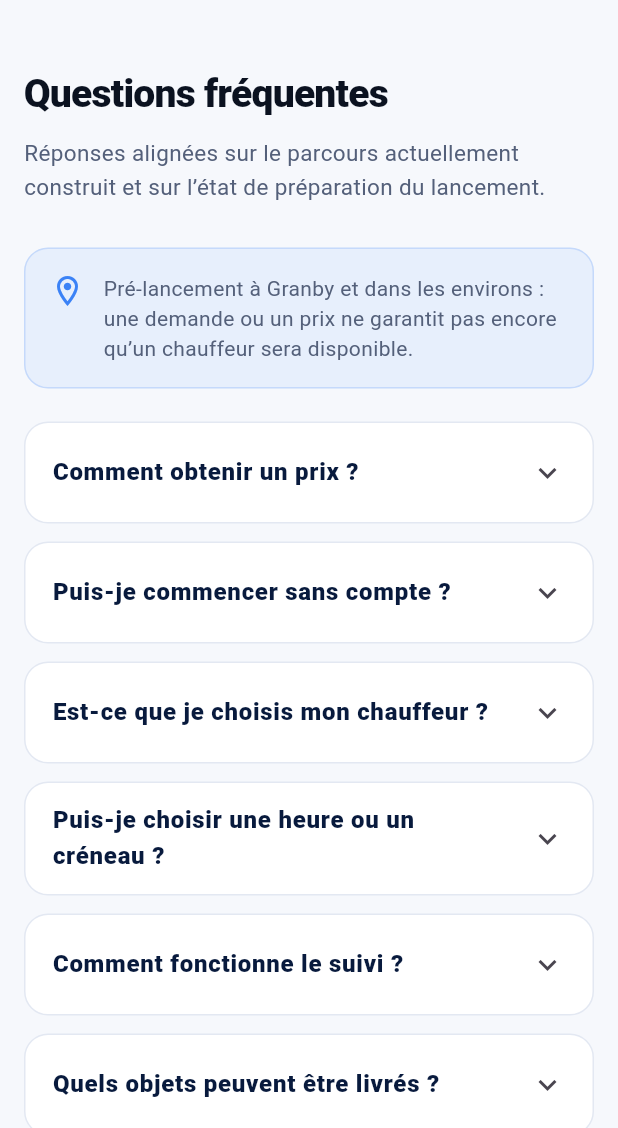
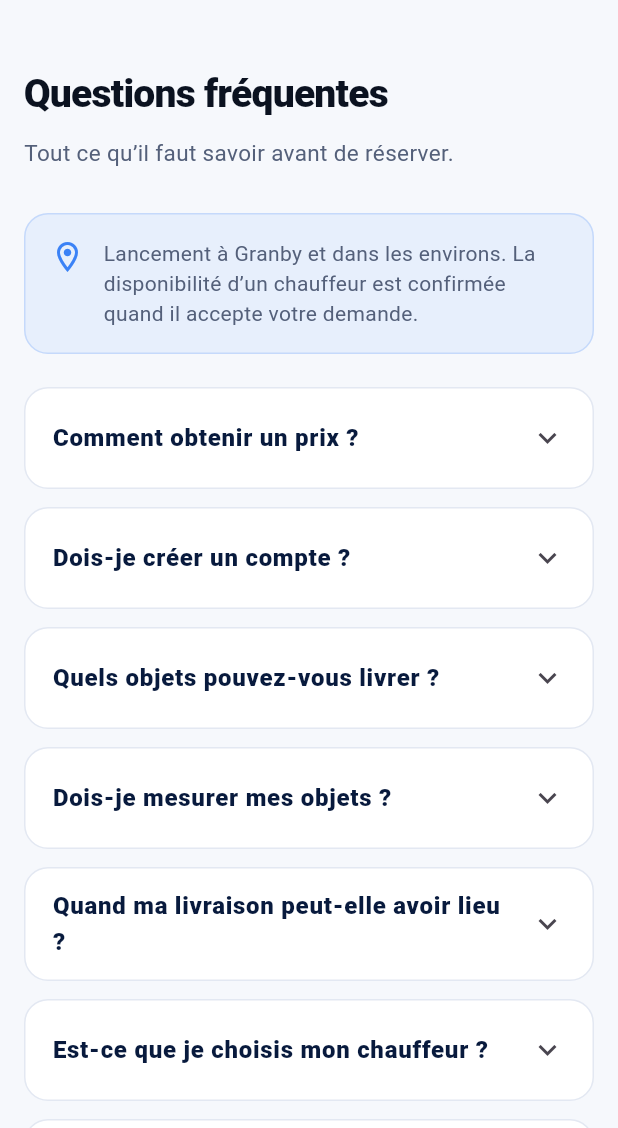
Before and after one commit to Solexiai/mecano-mobile, a Flutter app: the FaqScreen screen opened by its route, on a phone screen of 412 x 824 dp, the part 108-1236 px from its top. Run offline on Flutter 3.47's test engine with Material 3 defaults, Android fonts, the phone set to English and light mode, and no system bars; our stand-ins replace cloud_firestore, cloud_functions, firebase_auth, firebase_core, firebase_messaging, firebase_storage and 8 more; missing offline and left inert: dart:js_interop; accounts and stored records are empty.

Commit message:
FAQ : réponses fidèles au vrai fonctionnement (14 questions)
- Prix par photo + IA, compte demandé pour le prix, brouillon 24 h.
- Objets : les vrais types et « Autre objet » ; exclusions inchangées.
- Nouveau : pas de mesures (le chauffeur confirme sur photos), quand
  (« Dès que possible » ou créneaux réglés dans l'admin), prix figé et
  supplément mauvais temps (#88), si aucun chauffeur n'accepte,
  devenir chauffeur.
- Paiement (enregistrée, réservée, débitée à la livraison), annulation
  (gratuite / 30 $), suivi, chauffeurs vérifiés, zone Granby.
- Retiré : textes internes (politique « non approuvée », paiement « en
  validation », validation GPS). FR/EN/ES.

Co-Authored-By: Claude Opus 5.5 <noreply@anthropic.com>
Claude-Session: https://claude.ai/code/session_01QQ4Xom536yxRZekmaeZQjs

```diff
--- a/lib/screens/info/faq_screen.dart
+++ b/lib/screens/info/faq_screen.dart
@@ -20,6 +20,12 @@ class FaqScreen extends StatelessWidget {
   Widget build(BuildContext context) {
     context.watch<LocaleProvider>();
 
+    // Answers match what the product does on 2026-10-26: photo + AI (#73),
+    // 20 item types (#79), driver confirms the load, hours and days set in
+    // the admin (#85), difficult-conditions supplement (#88), card saved,
+    // held at acceptance, charged at delivery, cancellation fees
+    // (missionFees.ts). No hours, days or zone radius are hard-coded here
+    // because the admin can change them.
     final items = <(String, String)>[
       (
         tr(
@@ -28,21 +34,57 @@ class FaqScreen extends StatelessWidget {
           '¿Cómo obtengo un precio?',
         ),
         tr(
-          'Décrivez vos objets, leurs dimensions et leur poids, puis sélectionnez les adresses et l’aide nécessaire. Movi‑K vérifie les catégories de véhicule compatibles et calcule le prix officiel après connexion. Vous consultez ce prix et sa ventilation avant confirmation. Les renseignements incomplets peuvent nécessiter une vérification.',
-          'Describe your items, dimensions and weight, then select addresses and required assistance. Movi‑K checks compatible vehicle categories and calculates the official price after sign-in. You review the price and breakdown before confirming. Incomplete details may require a review.',
-          'Describe los objetos, sus dimensiones y peso, y selecciona las direcciones y la ayuda necesaria. Movi‑K verifica las categorías de vehículo compatibles y calcula el precio oficial tras iniciar sesión. Revisas el precio y el desglose antes de confirmar. Los datos incompletos pueden requerir revisión.',
+          'Prenez une photo de vos objets : on les reconnaît pour vous. Ajoutez les adresses de ramassage et de livraison, le moment voulu et l’aide nécessaire. Le prix exact s’affiche, taxes et détail inclus, avant que vous confirmiez.',
+          'Snap a photo of your items and we recognize them for you. Add the pickup and delivery addresses, the time you want and the help you need. The exact price is shown, taxes and breakdown included, before you confirm.',
+          'Toma una foto de tus objetos y los reconocemos por ti. Añade las direcciones de recogida y entrega, el momento deseado y la ayuda necesaria. El precio exacto se muestra, con impuestos y desglose, antes de confirmar.',
         ),
       ),
       (
         tr(
-          'Puis-je commencer sans compte ?',
-          'Can I start without an account?',
-          '¿Puedo empezar sin una cuenta?',
+          'Dois-je créer un compte ?',
+          'Do I need an account?',
+          '¿Necesito una cuenta?',
         ),
         tr(
-          'Oui. Vous pouvez préparer la demande avant de vous connecter. Une connexion est requise lorsque vous demandez le prix officiel. Les informations déjà saisies sont conservées localement pour reprendre le parcours après la connexion.',
-          'Yes. You can prepare the request before signing in. Sign-in is required when you request the official price. Information already entered is kept locally so you can resume after signing in.',
-          'Sí. Puedes preparar la solicitud antes de iniciar sesión. Debes iniciar sesión al solicitar el precio oficial. Los datos ya ingresados se conservan localmente para continuar después.',
+          'Vous pouvez commencer sans compte. La connexion est demandée pour obtenir votre prix et réserver. Ce que vous avez déjà rempli est gardé 24 heures.',
+          'You can start without an account. Sign-in is required to get your price and book. What you have already filled in is kept for 24 hours.',
+          'Puedes empezar sin cuenta. Se pide iniciar sesión para obtener tu precio y reservar. Lo que ya completaste se guarda 24 horas.',
+        ),
+      ),
+      (
+        tr(
+          'Quels objets pouvez-vous livrer ?',
+          'What items can you deliver?',
+          '¿Qué objetos pueden transportar?',
+        ),
+        tr(
+          'Meubles (divan, lit, commode, table…), électroménagers (réfrigérateur, laveuse, cuisinière…), téléviseurs, pneus, souffleuse ou tondeuse, meubles de patio et BBQ, vélos, boîtes et matériaux de construction. Votre objet n’est pas dans la liste ? Choisissez « Autre objet ». Les matières dangereuses, biens illégaux, animaux vivants et objets nécessitant un permis spécial sont exclus.',
+          'Furniture (sofa, bed, dresser, table…), appliances (refrigerator, washer, stove…), TVs, tires, snow blower or lawn mower, patio furniture and BBQ, bikes, boxes and construction materials. Item not in the list? Choose “Other item”. Hazardous materials, illegal goods, live animals and items requiring special permits are excluded.',
+          'Muebles (sofá, cama, cómoda, mesa…), electrodomésticos (refrigerador, lavadora, estufa…), televisores, neumáticos, quitanieves o cortacésped, muebles de patio y parrilla, bicicletas, cajas y materiales de construcción. ¿Tu objeto no está en la lista? Elige «Otro objeto». Se excluyen materiales peligrosos, bienes ilegales, animales vivos y objetos que requieren permisos especiales.',
+        ),
+      ),
+      (
+        tr(
+          'Dois-je mesurer mes objets ?',
+          'Do I need to measure my items?',
+          '¿Debo medir mis objetos?',
+        ),
+        tr(
+          'Non. Le chauffeur voit vos photos et confirme que tout entre dans son véhicule avant d’accepter votre demande.',
+          'No. The driver sees your photos and confirms everything fits in their vehicle before accepting your request.',
+          'No. El conductor ve tus fotos y confirma que todo cabe en su vehículo antes de aceptar tu solicitud.',
+        ),
+      ),
+      (
+        tr(
+          'Quand ma livraison peut-elle avoir lieu ?',
+          'When can my delivery happen?',
+          '¿Cuándo puede hacerse mi entrega?',
+        ),
+        tr(
+          'Choisissez « Dès que possible », ou un jour et une heure parmi les créneaux offerts, quelques jours à l’avance. L’heure est confirmée quand un chauffeur accepte votre demande.',
+          'Choose “As soon as possible”, or a day and a time among the slots offered, a few days ahead. The time is confirmed when a driver accepts your request.',
+          'Elige «Lo antes posible», o un día y una hora entre las franjas ofrecidas, con unos días de antelación. La hora se confirma cuando un conductor acepta tu solicitud.',
         ),
       ),
       (
@@ -52,89 +94,105 @@ class FaqScreen extends StatelessWidget {
           '¿Elijo al conductor?',
         ),
         tr(
-          'Non. Après confirmation d’une demande admissible, Movi‑K recherche un chauffeur disponible et admissible. L’attribution dépend de la disponibilité réelle et aucun chauffeur n’est garanti au moment du calcul du prix.',
-          'No. After an eligible request is confirmed, Movi‑K looks for an available, eligible driver. Assignment depends on actual availability and no driver is guaranteed when the price is calculated.',
-          'No. Después de confirmar una solicitud admisible, Movi‑K busca un conductor disponible y apto. La asignación depende de la disponibilidad real y ningún conductor está garantizado al calcular el precio.',
+          'Non. Votre demande est envoyée aux chauffeurs vérifiés de la région. Le premier qui accepte s’occupe de votre livraison.',
+          'No. Your request is sent to verified drivers in the area. The first one to accept handles your delivery.',
+          'No. Tu solicitud se envía a los conductores verificados de la zona. El primero que acepta se encarga de tu entrega.',
         ),
       ),
       (
         tr(
-          'Puis-je choisir une heure ou un créneau ?',
-          'Can I choose a time slot?',
-          '¿Puedo elegir una franja horaria?',
+          'Comment et quand vais-je payer ?',
+          'How and when do I pay?',
+          '¿Cómo y cuándo pago?',
         ),
         tr(
-          'Vous pouvez indiquer une date et une heure souhaitées dans votre demande. Ce souhait dépend de la disponibilité et de l’acceptation du chauffeur : il ne constitue pas un créneau confirmé.',
-          'You can enter a preferred date and time in your request. This preference depends on driver availability and acceptance; it is not a confirmed time slot.',
-          'Puedes indicar una fecha y una hora deseadas en tu solicitud. Dependen de la disponibilidad y aceptación del conductor; no constituyen un horario confirmado.',
+          'Par carte. Vous l’enregistrez en confirmant, sans être débité. Le montant est réservé quand un chauffeur accepte, puis débité à la livraison. Les paiements ouvriront au lancement du service à Granby.',
+          'By card. You save it when you confirm, without being charged. The amount is held when a driver accepts, then charged at delivery. Payments will open when the service launches in Granby.',
+          'Con tarjeta. La registras al confirmar, sin cobro. El importe se reserva cuando un conductor acepta y se cobra en la entrega. Los pagos se abrirán con el lanzamiento del servicio en Granby.',
         ),
       ),
       (
         tr(
-          'Comment fonctionne le suivi ?',
-          'How does tracking work?',
-          '¿Cómo funciona el seguimiento?',
+          'Le prix peut-il changer ?',
+          'Can the price change?',
+          '¿Puede cambiar el precio?',
         ),
         tr(
-          'Le client peut suivre les étapes de la mission dans son espace. Le suivi GPS en direct est conçu pour les phases actives de la livraison; sa validation sur appareils réels fait encore partie des vérifications de lancement. Le site ne promet donc pas une carte GPS pour chaque situation.',
-          'Customers can follow mission status in their account. Live GPS is designed for active delivery phases; real-device validation is still part of launch checks. The site therefore does not promise a live map in every situation.',
-          'El cliente puede seguir las etapas de la misión en su cuenta. El GPS en directo está diseñado para las fases activas; la validación en dispositivos reales sigue siendo parte de las pruebas de lanzamiento. Por eso no se promete un mapa en vivo en todas las situaciones.',
+          'Non, une fois que vous l’avez accepté. Par mauvais temps (tempête, verglas), un supplément peut s’ajouter au prix : il est indiqué, avec sa raison, avant que vous confirmiez.',
+          'No, once you have accepted it. In bad weather (storm, freezing rain), a supplement may be added to the price: it is shown, with its reason, before you confirm.',
+          'No, una vez que lo aceptas. Con mal tiempo (tormenta, hielo), puede añadirse un suplemento al precio: se indica, con su motivo, antes de confirmar.',
         ),
       ),
       (
         tr(
-          'Quels objets peuvent être livrés ?',
-          'What items can be delivered?',
-          '¿Qué objetos se pueden transportar?',
+          'Et si aucun chauffeur n’accepte ?',
+          'What if no driver accepts?',
+          '¿Y si ningún conductor acepta?',
         ),
         tr(
-          'Le formulaire propose notamment meubles, électroménagers, achats Marketplace, matériaux, boîtes, téléviseurs et petits déménagements, ainsi que d’autres catégories compatibles. Les matières dangereuses, biens illégaux, animaux vivants et objets nécessitant un permis spécial sont exclus.',
-          'The form includes furniture, appliances, Marketplace purchases, materials, boxes, large TVs and small moves, plus other compatible categories. Hazardous materials, illegal goods, live animals and items requiring special permits are excluded.',
-          'El formulario incluye muebles, electrodomésticos, compras Marketplace, materiales, cajas, televisores grandes y pequeñas mudanzas, además de otras categorías compatibles. Se excluyen materiales peligrosos, bienes ilegales, animales vivos y objetos que requieren permisos especiales.',
-        ),
-      ),
-      (
-        tr('Comment puis-je payer ?', 'How can I pay?', '¿Cómo puedo pagar?'),
-        tr(
-          'Les modalités de paiement en production sont encore en validation pour le lancement à Granby. Le parcours affichera le moyen de paiement réellement disponible lorsqu’il sera activé. Le site ne promet pas de paiement comptant ou Interac.',
-          'Production payment methods are still being validated for the Granby launch. The flow will show the payment method that is actually available once activated. The site does not promise cash or Interac.',
-          'Los métodos de pago en producción siguen en validación para el lanzamiento en Granby. El proceso mostrará el método realmente disponible cuando esté activado. El sitio no promete efectivo ni Interac.',
+          'Votre carte n’est pas débitée : le montant n’est réservé qu’au moment où un chauffeur accepte. Vous pouvez annuler votre demande sans frais.',
+          'Your card is not charged: the amount is only held when a driver accepts. You can cancel your request at no cost.',
+          'No se cobra tu tarjeta: el importe solo se reserva cuando un conductor acepta. Puedes cancelar tu solicitud sin costo.',
         ),
       ),
       (
         tr(
-          'Comment les chauffeurs sont-ils vérifiés?',
-          'How are drivers reviewed?',
-          '¿Cómo se revisan los conductores?',
+          'Puis-je annuler ?',
+          'Can I cancel?',
+          '¿Puedo cancelar?',
         ),
         tr(
-          'Le parcours chauffeur demande un profil, un véhicule et les documents requis, notamment permis, assurance et éléments de vérification. Le dossier doit être approuvé avant l’activation.',
-          'The driver flow requires a profile, vehicle and required documents, including licence, insurance and verification items. The application must be approved before activation.',
-          'El proceso del conductor requiere perfil, vehículo y documentos, incluidos licencia, seguro y elementos de verificación. El expediente debe aprobarse antes de activarse.',
+          'Oui, gratuitement avant qu’un chauffeur accepte, et aussi après si le ramassage est dans plus de 2 heures. Sinon, des frais de 30 \$ s’appliquent. Les mêmes frais s’appliquent si le chauffeur se déplace pour rien. Le montant est affiché avant que vous confirmiez.',
+          'Yes, free of charge before a driver accepts, and also afterwards if pickup is more than 2 hours away. Otherwise, a \$30 fee applies. The same fee applies if the driver makes a wasted trip. The amount is shown before you confirm.',
+          'Sí, gratis antes de que un conductor acepte, y también después si la recogida es en más de 2 horas. Si no, se aplica un cargo de 30 \$. El mismo cargo se aplica si el conductor se desplaza en vano. El importe se muestra antes de confirmar.',
         ),
       ),
       (
         tr(
-          'Quelles sont les règles d’annulation?',
-          'What are the cancellation rules?',
-          '¿Cuáles son las reglas de cancelación?',
+          'Comment suivre ma livraison ?',
+          'How do I follow my delivery?',
+          '¿Cómo sigo mi entrega?',
         ),
         tr(
-          'Les délais et frais commerciaux d’annulation ne sont pas encore approuvés pour publication. La page d’annulation indique donc actuellement que la politique est en révision plutôt que d’inventer un délai ou des frais.',
-          'Commercial cancellation windows and fees are not yet approved for publication. The cancellation page therefore states that the policy is under review rather than inventing a window or fee.',
-          'Los plazos y cargos comerciales de cancelación todavía no están aprobados para publicación. La página de cancelación indica que la política está en revisión en lugar de inventar un plazo o cargo.',
+          'Dans votre espace, vous voyez chaque étape, la position du chauffeur sur la carte pendant la livraison, puis les photos prises au ramassage et à la livraison.',
+          'In your account, you see each step, the driver’s position on the map during the delivery, then the photos taken at pickup and delivery.',
+          'En tu cuenta ves cada etapa, la ubicación del conductor en el mapa durante la entrega y luego las fotos tomadas al recoger y al entregar.',
         ),
       ),
       (
         tr(
-          'Où le service sera-t-il lancé?',
-          'Where will service launch?',
-          '¿Dónde se lanzará el servicio?',
+          'Comment les chauffeurs sont-ils vérifiés ?',
+          'How are drivers verified?',
+          '¿Cómo se verifican los conductores?',
         ),
         tr(
-          'Le lancement est prévu à Granby et dans les environs. La disponibilité dépendra des chauffeurs actifs, de leur rayon d’action et du véhicule requis.',
-          'The launch is planned for Granby and surrounding areas. Availability will depend on active drivers, their service areas and the required vehicle.',
-          'El lanzamiento está previsto en Granby y alrededores. La disponibilidad dependerá de los conductores activos, sus zonas de servicio y el vehículo necesario.',
+          'Chaque chauffeur fournit son permis de conduire, son assurance et les informations de son véhicule. L’équipe Movi‑K approuve son dossier avant qu’il puisse recevoir des demandes.',
+          'Every driver provides their driver’s licence, insurance and vehicle details. The Movi‑K team approves their file before they can receive requests.',
+          'Cada conductor presenta su licencia de conducir, su seguro y los datos de su vehículo. El equipo de Movi‑K aprueba su expediente antes de que pueda recibir solicitudes.',
+        ),
+      ),
+      (
+        tr(
+          'Où le service est-il offert ?',
+          'Where is the service offered?',
+          '¿Dónde se ofrece el servicio?',
+        ),
+        tr(
+          'À Granby et dans les environs. Le parcours vous indique tout de suite si vos adresses sont dans la zone desservie.',
+          'In Granby and surrounding areas. The request flow tells you right away whether your addresses are in the service area.',
+          'En Granby y alrededores. El proceso te indica enseguida si tus direcciones están en la zona de servicio.',
+        ),
+      ),
+      (
+        tr(
+          'Comment devenir chauffeur ?',
+          'How do I become a driver?',
+          '¿Cómo me hago conductor?',
+        ),
+        tr(
+          'Vous avez un pickup, une fourgonnette ou un camion cube ? Inscrivez-vous depuis la page « Devenir chauffeur » et envoyez vos documents. Vous recevrez des demandes une fois votre dossier approuvé.',
+          'Do you have a pickup, a van or a box truck? Sign up from the “Become a Driver” page and send your documents. You will receive requests once your file is approved.',
+          '¿Tienes una camioneta pickup, una furgoneta o un camión de caja? Inscríbete desde la página «Convertirse en conductor» y envía tus documentos. Recibirás solicitudes una vez aprobado tu expediente.',
         ),
       ),
     ];
@@ -154,9 +212,9 @@ class FaqScreen extends StatelessWidget {
                   'Preguntas frecuentes',
                 ),
                 subtitle: tr(
-                  'Réponses alignées sur le parcours actuellement construit et sur l’état de préparation du lancement.',
-                  'Answers aligned with the flow currently built and the launch-readiness state.',
-                  'Respuestas alineadas con el proceso construido y el estado de preparación del lanzamiento.',
+                  'Tout ce qu’il faut savoir avant de réserver.',
+                  'Everything you need to know before booking.',
+                  'Todo lo que necesitas saber antes de reservar.',
                 ),
               ),
               const SizedBox(height: 28),
@@ -180,9 +238,9 @@ class FaqScreen extends StatelessWidget {
                     Expanded(
                       child: Text(
                         tr(
-                          'Pré-lancement à Granby et dans les environs : une demande ou un prix ne garantit pas encore qu’un chauffeur sera disponible.',
-                          'Pre-launch in Granby and surrounding areas: a request or price does not yet guarantee driver availability.',
-                          'Prelanzamiento en Granby y alrededores: una solicitud o un precio aún no garantiza la disponibilidad de un conductor.',
+                          'Lancement à Granby et dans les environs. La disponibilité d’un chauffeur est confirmée quand il accepte votre demande.',
+                          'Launching in Granby and surrounding areas. Driver availability is confirmed when a driver accepts your request.',
+                          'Lanzamiento en Granby y alrededores. La disponibilidad de un conductor se confirma cuando acepta tu solicitud.',
                         ),
                         style: const TextStyle(
                           color: AppColors.textSecondary,
```
Also changed, not shown: 1 other file.
